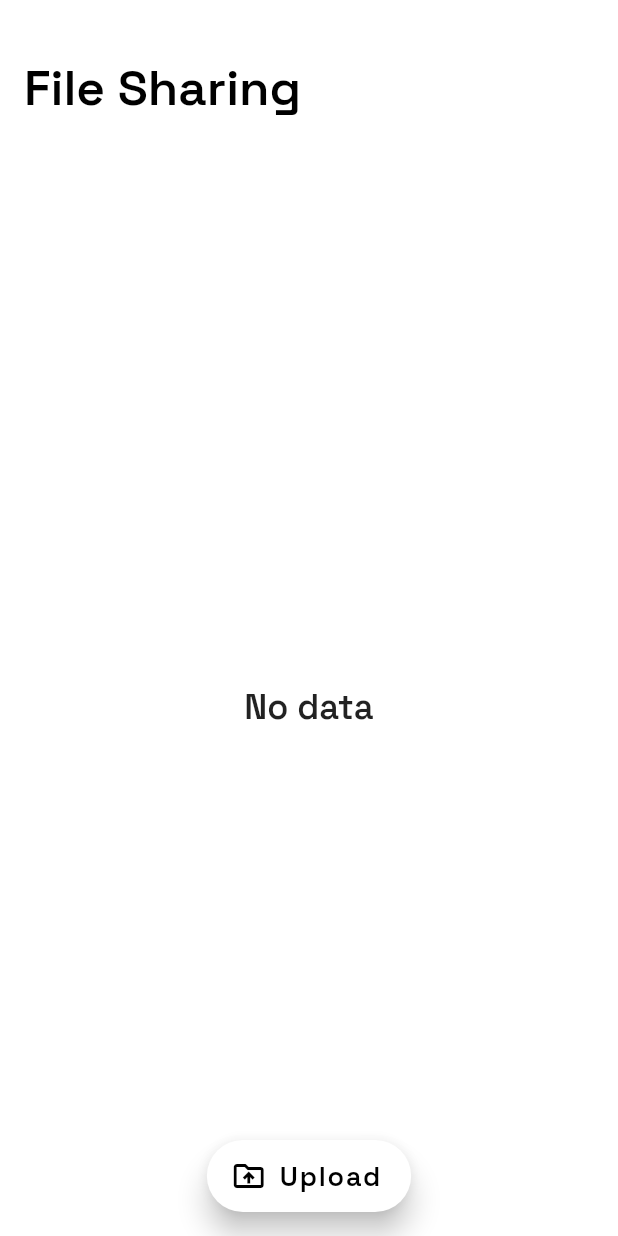
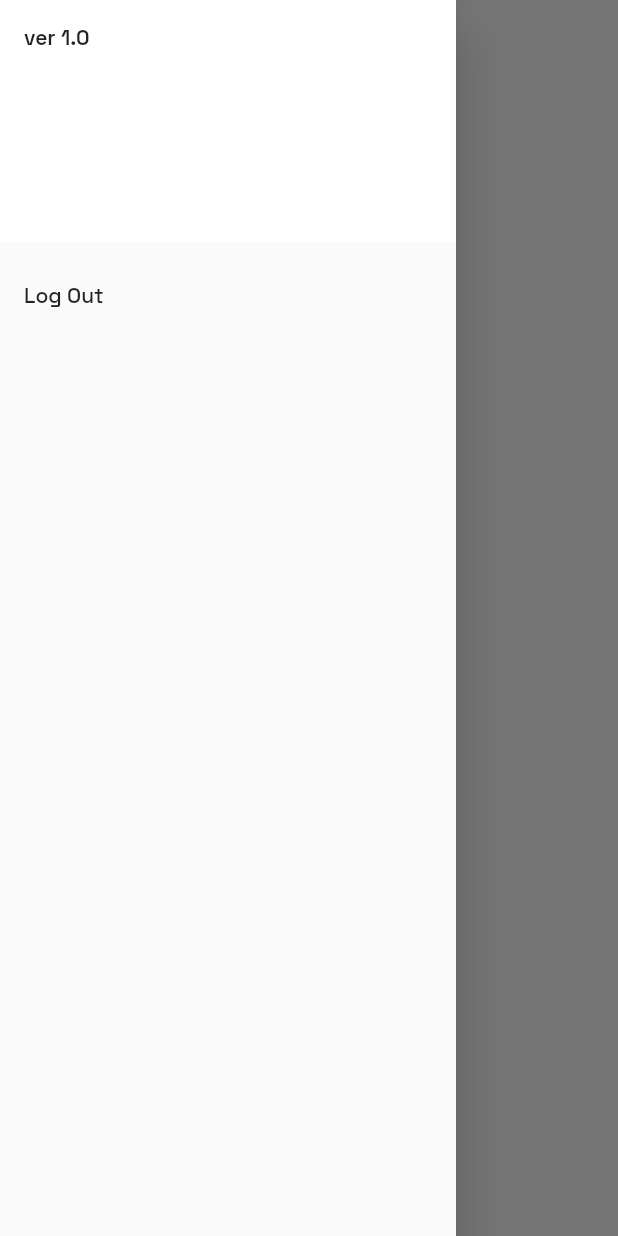
Before and after one commit to shaan-mephobic/file-share, a Flutter app: the Home screen opened directly, with the side drawer open (before the commit the screen has no drawer), on a phone screen of 412 x 824 dp. Run offline on Flutter 3.47's test engine with Material 2 defaults, Android fonts, the phone set to English and light mode, and no system bars; our stand-ins replace another_flushbar, cloud_firestore, file_picker, firebase_auth, firebase_core, fluttertoast and 4 more; missing offline and left inert: ftpconnect; accounts and stored records are empty; network calls fail.

Commit message:
declare ip as variable, fix navigation to home

```diff
--- a/lib/constant/constants.dart
+++ b/lib/constant/constants.dart
@@ -0,0 +1,3 @@
+abstract class Constants {
+  static String ipAddress = "192.168.0.154";
+}
--- a/lib/pages/Home.dart
+++ b/lib/pages/Home.dart
@@ -1,6 +1,7 @@
 import 'package:cloud_firestore/cloud_firestore.dart';
 import 'package:flutter/material.dart';
 import 'package:ftpconnect/ftpConnect.dart';
+import 'package:share/constant/constants.dart';
 import 'package:share/pages/download.dart';
 import 'package:share/pages/upload.dart';
 
@@ -12,11 +13,12 @@ class Home extends StatefulWidget {
 }
 
 class _HomeState extends State<Home> {
-  FTPConnect ftp =
-      FTPConnect('192.168.0.154', user: 'admin', pass: 'password', port: 2121);
+  FTPConnect ftp = FTPConnect(Constants.ipAddress,
+      user: 'admin', pass: 'password', port: 2121);
   bool isLoading = true;
-  GlobalKey<RefreshIndicatorState> refreshKey =
+  final GlobalKey<RefreshIndicatorState> refreshKey =
       GlobalKey<RefreshIndicatorState>();
+  final GlobalKey<ScaffoldState> scaffoldKey = GlobalKey<ScaffoldState>();
   @override
   void initState() {
     super.initState();
@@ -37,6 +39,30 @@ class _HomeState extends State<Home> {
     double screenWidth = MediaQuery.of(context).size.width;
 
     return Scaffold(
+      key: scaffoldKey,
+      drawer: Drawer(
+        child: ListView(
+          // Important: Remove any padding from the ListView.
+          padding: EdgeInsets.zero,
+          children: <Widget>[
+            const DrawerHeader(
+              decoration: BoxDecoration(
+                color: Colors.white,
+              ),
+              child: Text(
+                'ver 1.0',
+                style: TextStyle(fontWeight: FontWeight.w600),
+              ),
+            ),
+            ListTile(
+              title: const Text('Log Out'),
+              onTap: () {
+                Navigator.pop(context);
+              },
+            ),
+          ],
+        ),
+      ),
       floatingActionButtonLocation: FloatingActionButtonLocation.centerFloat,
       floatingActionButton: FloatingActionButton.extended(
         splashColor: Colors.transparent,
@@ -55,6 +81,10 @@ class _HomeState extends State<Home> {
         },
       ),
       appBar: AppBar(
+        // leading: IconButton(
+        //   icon: const Icon(Icons.),
+        //   onPressed: () => scaffoldKey.currentState?.openDrawer(),
+        // ),
         foregroundColor: Colors.black,
         toolbarHeight: screenHeight / 7,
         backgroundColor: Colors.transparent,
--- a/lib/pages/download.dart
+++ b/lib/pages/download.dart
@@ -6,6 +6,7 @@ import 'package:flutter/material.dart';
 import 'package:ftpconnect/ftpConnect.dart';
 import 'package:permission_handler/permission_handler.dart';
 import 'package:intl/intl.dart';
+import 'package:share/constant/constants.dart';
 import 'package:share/logic/firebase_db.dart';
 
 class FileDownload extends StatefulWidget {
@@ -102,7 +103,7 @@ class _FileDownloadState extends State<FileDownload> {
             await FirebaseStuffs()
                 .updateHistory(widget.fileDetails["docReference"], history);
 
-            FTPConnect ftp = FTPConnect('192.168.0.154',
+            FTPConnect ftp = FTPConnect(Constants.ipAddress,
                 user: 'admin', pass: 'password', port: 2121);
             await ftp.connect();
             await ftp.createFolderIfNotExist("Everything");
--- a/lib/pages/upload.dart
+++ b/lib/pages/upload.dart
@@ -3,6 +3,7 @@ import 'dart:io';
 import 'package:flutter/material.dart';
 import 'package:ftpconnect/ftpConnect.dart';
 import 'package:file_picker/file_picker.dart';
+import 'package:share/constant/constants.dart';
 import 'package:share/logic/firebase_db.dart';
 import 'package:sleek_circular_slider/sleek_circular_slider.dart';
 
@@ -167,7 +168,7 @@ class _UploadState extends State<Upload> with TickerProviderStateMixin {
                         }
                       });
                       //connect
-                      FTPConnect ftp = FTPConnect('192.168.0.154',
+                      FTPConnect ftp = FTPConnect(Constants.ipAddress,
                           user: 'admin', pass: 'password', port: 2121);
                       await ftp.connect();
                       await ftp.createFolderIfNotExist("Everything");
```
Also changed, not shown: lib/pages/Login.dart (+6 -8 lines).
